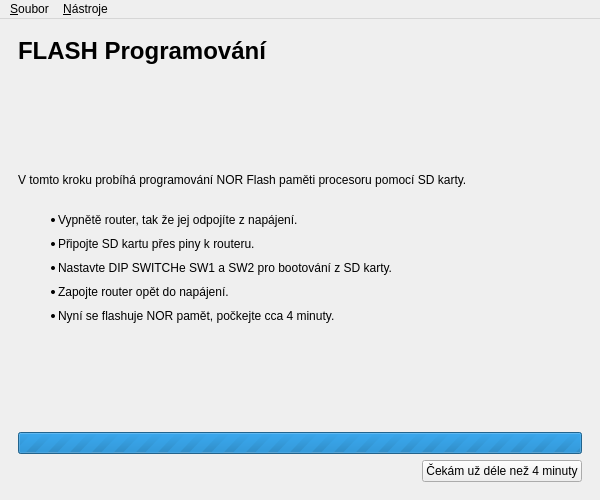
Before: the Qt Designer form gui/installer.ui in turris-cz/rtools-gui, drawn with Qt 5.
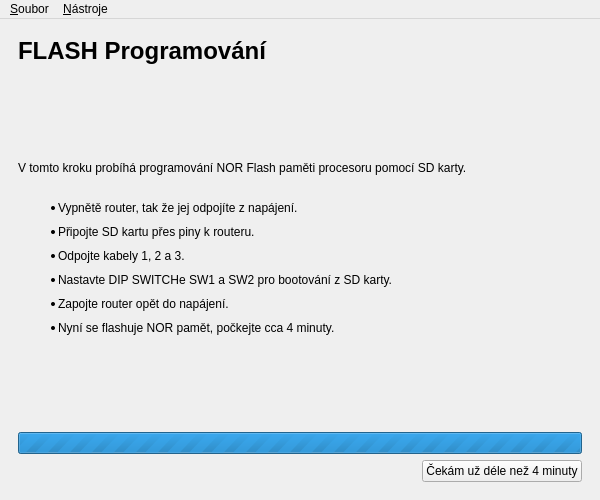
After: the same form once the commit is applied. The open tabs and pages were chosen to show the change. Icons and pictures are not drawn.

Diff of the .ui file:
```diff
--- a/gui/installer.ui
+++ b/gui/installer.ui
@@ -287,7 +287,7 @@
            </sizepolicy>
           </property>
           <property name="text">
-           <string>&lt;html&gt;&lt;head/&gt;&lt;body&gt;&lt;p&gt;V tomto kroku probíhá programování NOR Flash paměti procesoru pomocí SD karty.&lt;br/&gt;&lt;/p&gt;&lt;ul style=&quot;margin-top: 0px; margin-bottom: 0px; margin-left: 0px; margin-right: 0px; -qt-list-indent: 1;&quot;&gt;&lt;li style=&quot; margin-top:0px; margin-bottom:10px; margin-left:0px; margin-right:0px; -qt-block-indent:0; text-indent:0px;&quot;&gt;Vypnětě router, tak že jej odpojíte z napájení. &lt;/li&gt;&lt;li style=&quot; margin-top:0px; margin-bottom:10px; margin-left:0px; margin-right:0px; -qt-block-indent:0; text-indent:0px;&quot;&gt;Připojte SD kartu přes piny k routeru.&lt;/li&gt;&lt;li style=&quot; margin-top:0px; margin-bottom:10px; margin-left:0px; margin-right:0px; -qt-block-indent:0; text-indent:0px;&quot;&gt;Nastavte DIP SWITCHe SW1 a SW2 pro bootování z SD karty.&lt;/li&gt;&lt;li style=&quot; margin-top:0px; margin-bottom:10px; margin-left:0px; margin-right:0px; -qt-block-indent:0; text-indent:0px;&quot;&gt;Zapojte router opět do napájení.&lt;/li&gt;&lt;li style=&quot; margin-top:0px; margin-bottom:10px; margin-left:0px; margin-right:0px; -qt-block-indent:0; text-indent:0px;&quot;&gt;Nyní se flashuje NOR pamět, počkejte cca 4 minuty.&lt;/li&gt;&lt;/ul&gt;&lt;/body&gt;&lt;/html&gt;</string>
+           <string>&lt;html&gt;&lt;head/&gt;&lt;body&gt;&lt;p&gt;V tomto kroku probíhá programování NOR Flash paměti procesoru pomocí SD karty.&lt;br/&gt;&lt;/p&gt;&lt;ul style=&quot;margin-top: 0px; margin-bottom: 0px; margin-left: 0px; margin-right: 0px; -qt-list-indent: 1;&quot;&gt;&lt;li style=&quot; margin-top:0px; margin-bottom:10px; margin-left:0px; margin-right:0px; -qt-block-indent:0; text-indent:0px;&quot;&gt;Vypnětě router, tak že jej odpojíte z napájení. &lt;/li&gt;&lt;li style=&quot; margin-top:0px; margin-bottom:10px; margin-left:0px; margin-right:0px; -qt-block-indent:0; text-indent:0px;&quot;&gt;Připojte SD kartu přes piny k routeru.&lt;/li&gt;&lt;li style=&quot; margin-top:0px; margin-bottom:10px; margin-left:0px; margin-right:0px; -qt-block-indent:0; text-indent:0px;&quot;&gt;Odpojte kabely 1, 2 a 3.&lt;/li&gt;&lt;li style=&quot; margin-top:0px; margin-bottom:10px; margin-left:0px; margin-right:0px; -qt-block-indent:0; text-indent:0px;&quot;&gt;Nastavte DIP SWITCHe SW1 a SW2 pro bootování z SD karty.&lt;/li&gt;&lt;li style=&quot; margin-top:0px; margin-bottom:10px; margin-left:0px; margin-right:0px; -qt-block-indent:0; text-indent:0px;&quot;&gt;Zapojte router opět do napájení.&lt;/li&gt;&lt;li style=&quot; margin-top:0px; margin-bottom:10px; margin-left:0px; margin-right:0px; -qt-block-indent:0; text-indent:0px;&quot;&gt;Nyní se flashuje NOR pamět, počkejte cca 4 minuty.&lt;/li&gt;&lt;/ul&gt;&lt;/body&gt;&lt;/html&gt;</string>
           </property>
           <property name="wordWrap">
            <bool>true</bool>
```
